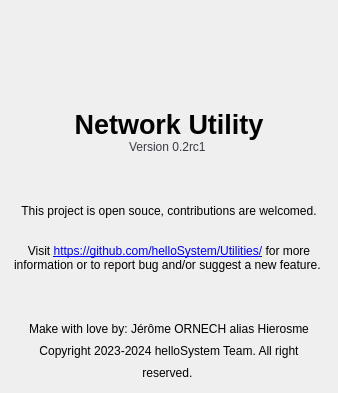
Old version of the form Under Construction/Network Utility.app/Resources/dialog_about.ui in the repository helloSystem/Utilities.
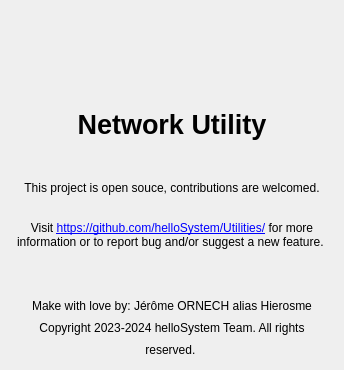
New version of the form. Icons and pictures are not drawn.

Commit message: Network Activity about dialog remove version, and fixe typo.

Diff of the .ui file:
```diff
--- a/Under Construction/Network Utility.app/Resources/dialog_about.ui
+++ b/Under Construction/Network Utility.app/Resources/dialog_about.ui
@@ -6,8 +6,8 @@
    <rect>
     <x>0</x>
     <y>0</y>
-    <width>338</width>
-    <height>393</height>
+    <width>344</width>
+    <height>370</height>
    </rect>
   </property>
   <property name="sizePolicy">
@@ -28,7 +28,7 @@
   <property name="modal">
    <bool>true</bool>
   </property>
-  <layout class="QVBoxLayout" name="verticalLayout_2" stretch="0,0,0,0,0,0,0">
+  <layout class="QVBoxLayout" name="verticalLayout_2" stretch="0,0,0,0,0,0">
    <property name="spacing">
     <number>0</number>
    </property>
@@ -107,27 +107,6 @@
      </property>
     </widget>
    </item>
-   <item>
-    <widget class="QLabel" name="about_version">
-     <property name="sizePolicy">
-      <sizepolicy hsizetype="Preferred" vsizetype="Fixed">
-       <horstretch>0</horstretch>
-       <verstretch>0</verstretch>
-      </sizepolicy>
-     </property>
-     <property name="font">
-      <font>
-       <pointsize>10</pointsize>
-      </font>
-     </property>
-     <property name="text">
-      <string>&lt;html&gt;&lt;head/&gt;&lt;body&gt;&lt;p align=&quot;center&quot;&gt;&lt;span style=&quot; font-size:14pt; color:#3d3846; vertical-align:super;&quot;&gt;Version 0.2rc1 &lt;/span&gt;&lt;/p&gt;&lt;/body&gt;&lt;/html&gt;</string>
-     </property>
-     <property name="wordWrap">
-      <bool>true</bool>
-     </property>
-    </widget>
-   </item>
    <item>
     <spacer name="verticalSpacer_2">
      <property name="orientation">
@@ -191,7 +170,7 @@
       </font>
      </property>
      <property name="text">
-      <string>&lt;html&gt;&lt;head/&gt;&lt;body&gt;&lt;p align=&quot;center&quot;&gt;&lt;span style=&quot; font-size:14pt; vertical-align:sub;&quot;&gt;Make with love by: Jérôme ORNECH alias Hierosme&lt;br/&gt;Copyright 2023-2024 helloSystem Team. All right reserved. &lt;/span&gt;&lt;/p&gt;&lt;/body&gt;&lt;/html&gt;</string>
+      <string>&lt;html&gt;&lt;head/&gt;&lt;body&gt;&lt;p align=&quot;center&quot;&gt;&lt;span style=&quot; font-size:14pt; vertical-align:sub;&quot;&gt;Make with love by: Jérôme ORNECH alias Hierosme&lt;br/&gt;Copyright 2023-2024 helloSystem Team. All rights reserved. &lt;/span&gt;&lt;/p&gt;&lt;/body&gt;&lt;/html&gt;</string>
      </property>
      <property name="wordWrap">
       <bool>true</bool>
```
The commit also changes 1 other file.
